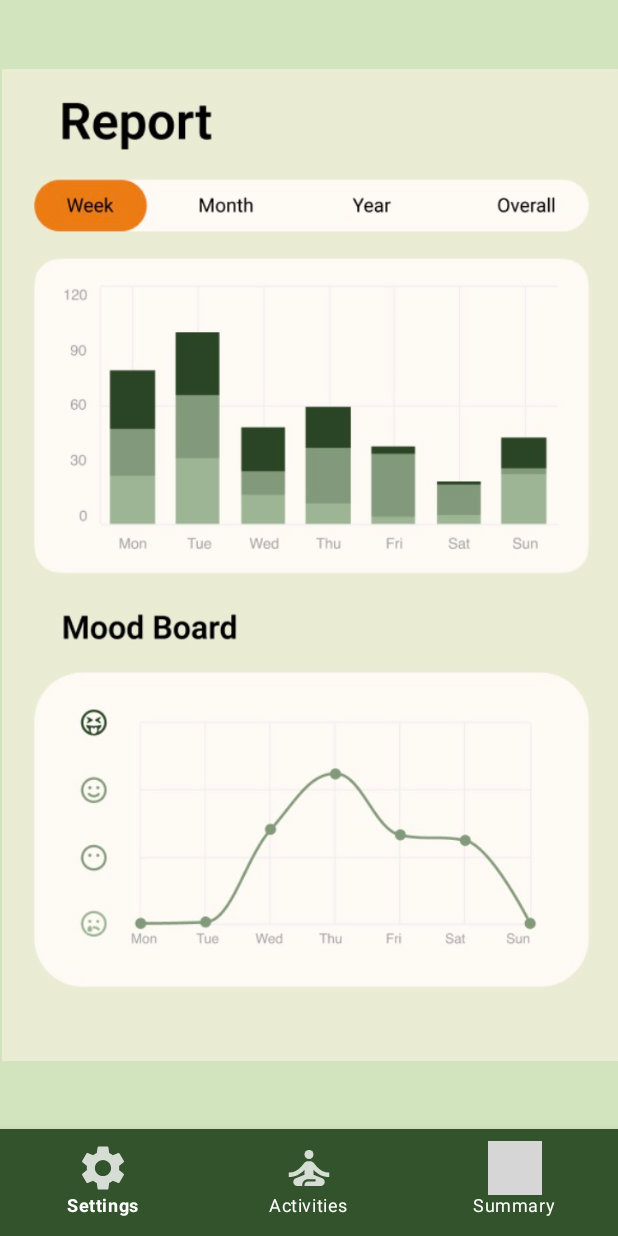
After one commit to tiger-dejonge/InnerPeaceApp, an Android app: the SummaryPage screen opened directly, with no data from a screen before it, on a phone screen of 412 x 824 dp. The commit adds this screen. Run offline under Robolectric (Android 15) with nearby library versions, the phone set to English and light mode, and no system bars; grey boxes are pictures that could not be loaded.

Commit message:
added settings and summary page

```diff
--- /dev/null
+++ b/app/src/main/java/com/example/innerpeaceapp/SummaryPage.kt
@@ -0,0 +1,34 @@
+package com.example.innerpeaceapp
+
+import android.content.Intent
+import android.os.Bundle
+import androidx.appcompat.app.AppCompatActivity
+import com.google.android.material.bottomnavigation.BottomNavigationView
+
+class SummaryPage : AppCompatActivity() {
+    override fun onCreate(savedInstanceState: Bundle?) {
+        super.onCreate(savedInstanceState)
+        setContentView(R.layout.activity_summary_page)
+        var navView: BottomNavigationView = findViewById(R.id.nav_view)
+        navView.setOnItemSelectedListener { item ->
+            when(item.itemId){
+                R.id.navigation_dashboard ->{
+                    val intent = Intent(this, MainActivity::class.java)
+                    startActivity(intent)
+                    true
+                }
+                R.id.navigation_home ->{
+                    val intent = Intent(this, SettingsPage::class.java)
+                    startActivity(intent)
+                    true
+                }
+                R.id.navigation_notifications ->{
+                    val intent = Intent(this, SummaryPage::class.java)
+                    startActivity(intent)
+                    true
+                }
+                else -> false
+            }
+        }
+    }
+}
--- /dev/null
+++ b/app/src/main/res/layout/activity_summary_page.xml
@@ -0,0 +1,35 @@
+<?xml version="1.0" encoding="utf-8"?>
+<androidx.constraintlayout.widget.ConstraintLayout xmlns:android="http://schemas.android.com/apk/res/android"
+    xmlns:app="http://schemas.android.com/apk/res-auto"
+    xmlns:tools="http://schemas.android.com/tools"
+    android:layout_width="match_parent"
+    android:layout_height="match_parent"
+    android:background="@color/light_green"
+    tools:context=".SettingsPage">
+
+    <ImageView
+        android:id="@+id/imageView"
+        android:layout_width="413dp"
+        android:layout_height="661dp"
+        app:layout_constraintBottom_toTopOf="@+id/nav_view"
+        app:layout_constraintEnd_toEndOf="parent"
+        app:layout_constraintStart_toStartOf="parent"
+        app:layout_constraintTop_toTopOf="parent"
+        app:srcCompat="@mipmap/summary" />
+
+    <com.google.android.material.bottomnavigation.BottomNavigationView
+        android:id="@+id/nav_view"
+        android:layout_width="match_parent"
+        android:layout_height="71dp"
+        android:background="@color/dark_green"
+        app:itemIconSize="36dp"
+        app:itemIconTint="@color/white"
+        app:itemPaddingBottom="16dp"
+        app:itemTextColor="#FFFFFF"
+        app:layout_constraintBottom_toBottomOf="parent"
+        app:layout_constraintLeft_toLeftOf="parent"
+        app:layout_constraintRight_toRightOf="parent"
+        app:menu="@menu/bottom_nav_menu"
+        tools:ignore="VisualLintBottomNav" />
+
+</androidx.constraintlayout.widget.ConstraintLayout>
--- /dev/null
+++ b/app/src/main/res/values-land/dimens.xml
@@ -0,0 +1,4 @@
+<resources>
+    <dimen name="fab_margin">48dp</dimen>
+    <dimen name="text_margin">48dp</dimen>
+</resources>
--- /dev/null
+++ b/app/src/main/res/values-w1240dp/dimens.xml
@@ -0,0 +1,3 @@
+<resources>
+    <dimen name="fab_margin">200dp</dimen>
+</resources>
--- /dev/null
+++ b/app/src/main/res/values-w600dp/dimens.xml
@@ -0,0 +1,4 @@
+<resources>
+    <dimen name="fab_margin">48dp</dimen>
+    <dimen name="text_margin">48dp</dimen>
+</resources>
--- /dev/null
+++ b/app/src/main/res/values/dimens.xml
@@ -0,0 +1,5 @@
+<resources>
+    <dimen name="app_bar_height">180dp</dimen>
+    <dimen name="fab_margin">16dp</dimen>
+    <dimen name="text_margin">16dp</dimen>
+</resources>
```
Also changed, not shown: app/src/main/AndroidManifest.xml (+9 -3 lines), app/src/main/java/com/example/innerpeaceapp/MainActivity.kt (+23 -1 lines), app/src/main/java/com/example/innerpeaceapp/SettingsPage.kt (added, +46 -0 lines), app/src/main/res/layout/activity_settings_page.xml (added, +91 -0 lines), app/src/main/res/values/strings.xml (+8 -0 lines), app/src/main/res/mipmap-hdpi/summary.jpg (added).
